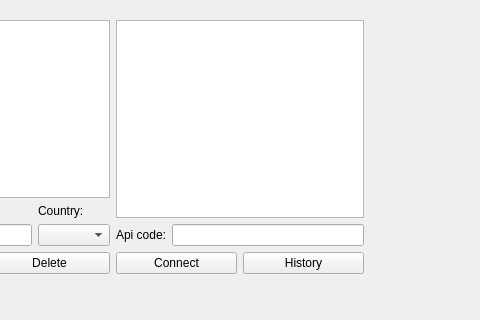
Qt form weatherapp.ui (Pawlllosss/-Qt-C-WeatherUpdate) before a commit; both pictures show x 159 to 639 and y 0 to 320 of the 989 by 506 pixel window.
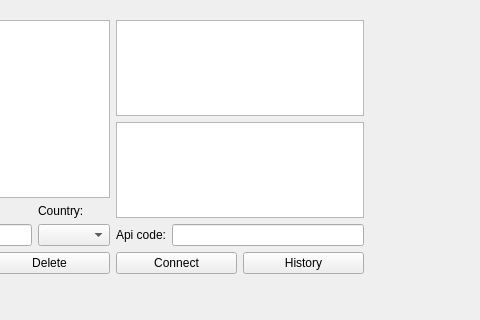
The same form after that commit.

Commit message: Implemented db - few minor changes to do

```diff
--- a/weatherapp.ui
+++ b/weatherapp.ui
@@ -23,7 +23,7 @@
     </rect>
    </property>
   </widget>
-  <widget class="QWidget" name="">
+  <widget class="QWidget" name="layoutWidget">
    <property name="geometry">
     <rect>
      <x>10</x>
@@ -92,6 +92,9 @@
     </item>
     <item>
      <layout class="QVBoxLayout" name="verticalLayout_3">
+      <item>
+       <widget class="QColumnView" name="columnView"/>
+      </item>
       <item>
        <widget class="QTextEdit" name="text_weather_info">
         <property name="enabled">
```
The commit also changes 2 other files.
